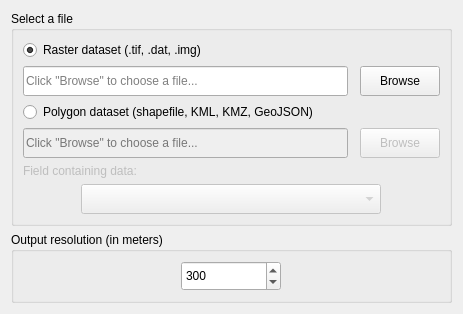
This is LDMP/gui/WidgetLoadDataSelectFileInput.ui in ConservationInternational/trends.earth as Qt 5 draws it before an edit. The edited form follows.
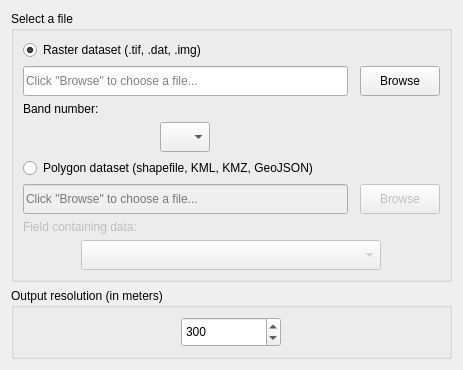
This is the edited form.

Commit message: Get field names and band numbers.

The edit to the form file:
```diff
--- a/LDMP/gui/WidgetLoadDataSelectFileInput.ui
+++ b/LDMP/gui/WidgetLoadDataSelectFileInput.ui
@@ -7,7 +7,7 @@
     <x>0</x>
     <y>0</y>
     <width>463</width>
-    <height>287</height>
+    <height>342</height>
    </rect>
   </property>
   <property name="windowTitle">
@@ -23,6 +23,29 @@
       <string>Select a file</string>
      </property>
      <layout class="QGridLayout" name="gridLayout_3">
+      <item row="3" column="0" alignment="Qt::AlignHCenter">
+       <widget class="QComboBox" name="comboBox_bandnumber">
+        <property name="minimumSize">
+         <size>
+          <width>0</width>
+          <height>30</height>
+         </size>
+        </property>
+        <property name="maximumSize">
+         <size>
+          <width>50</width>
+          <height>16777215</height>
+         </size>
+        </property>
+       </widget>
+      </item>
+      <item row="4" column="0" colspan="3">
+       <widget class="QRadioButton" name="radio_polygon_input">
+        <property name="text">
+         <string>Polygon dataset (shapefile, KML, KMZ, GeoJSON)</string>
+        </property>
+       </widget>
+      </item>
       <item row="0" column="0" colspan="3">
        <widget class="QRadioButton" name="radio_raster_input">
         <property name="enabled">
@@ -36,17 +59,29 @@
         </property>
        </widget>
       </item>
-      <item row="2" column="0" colspan="3">
-       <widget class="QRadioButton" name="radio_polygon_input">
-        <property name="text">
-         <string>Polygon dataset (shapefile, KML, KMZ, GeoJSON)</string>
+      <item row="7" column="0" colspan="3" alignment="Qt::AlignHCenter">
+       <widget class="QComboBox" name="comboBox_fieldname">
+        <property name="enabled">
+         <bool>false</bool>
+        </property>
+        <property name="minimumSize">
+         <size>
+          <width>300</width>
+          <height>30</height>
+         </size>
+        </property>
+        <property name="maximumSize">
+         <size>
+          <width>300</width>
+          <height>16777215</height>
+         </size>
         </property>
        </widget>
       </item>
-      <item row="1" column="2">
-       <widget class="QPushButton" name="btn_raster_dataset_browse">
+      <item row="5" column="2">
+       <widget class="QPushButton" name="btn_polygon_dataset_browse">
         <property name="enabled">
-         <bool>true</bool>
+         <bool>false</bool>
         </property>
         <property name="minimumSize">
          <size>
@@ -65,16 +100,6 @@
         </property>
        </widget>
       </item>
-      <item row="4" column="0" colspan="3">
-       <widget class="QLabel" name="label_filename">
-        <property name="enabled">
-         <bool>false</bool>
-        </property>
-        <property name="text">
-         <string>Field containing data:</string>
-        </property>
-       </widget>
-      </item>
       <item row="1" column="0">
        <widget class="QLineEdit" name="lineEdit_raster_file">
         <property name="enabled">
@@ -94,7 +119,17 @@
         </property>
        </widget>
       </item>
-      <item row="3" column="0">
+      <item row="6" column="0" colspan="3">
+       <widget class="QLabel" name="label_fieldname">
+        <property name="enabled">
+         <bool>false</bool>
+        </property>
+        <property name="text">
+         <string>Field containing data:</string>
+        </property>
+       </widget>
+      </item>
+      <item row="5" column="0">
        <widget class="QLineEdit" name="lineEdit_polygon_file">
         <property name="enabled">
          <bool>false</bool>
@@ -110,10 +145,10 @@
         </property>
        </widget>
       </item>
-      <item row="3" column="2">
-       <widget class="QPushButton" name="btn_polygon_dataset_browse">
+      <item row="1" column="2">
+       <widget class="QPushButton" name="btn_raster_dataset_browse">
         <property name="enabled">
-         <bool>false</bool>
+         <bool>true</bool>
         </property>
         <property name="minimumSize">
          <size>
@@ -132,22 +167,10 @@
         </property>
        </widget>
       </item>
-      <item row="5" column="0" colspan="3" alignment="Qt::AlignHCenter">
-       <widget class="QComboBox" name="comboBox_fieldname">
-        <property name="enabled">
-         <bool>false</bool>
-        </property>
-        <property name="minimumSize">
-         <size>
-          <width>300</width>
-          <height>30</height>
-         </size>
-        </property>
-        <property name="maximumSize">
-         <size>
-          <width>300</width>
-          <height>16777215</height>
-         </size>
+      <item row="2" column="0">
+       <widget class="QLabel" name="label_bandnumber">
+        <property name="text">
+         <string>Band number:</string>
         </property>
        </widget>
       </item>
```
The commit also changes 1 other file.
